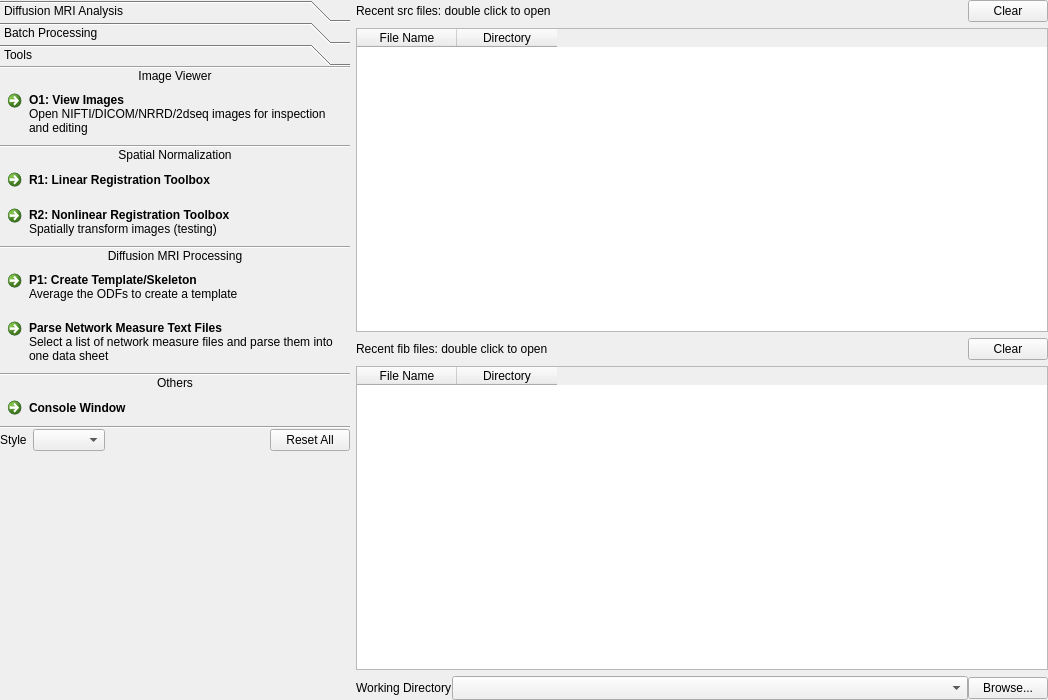
First picture: the form in mainwindow.ui, repository frankyeh/DSI-Studio, before the edit.
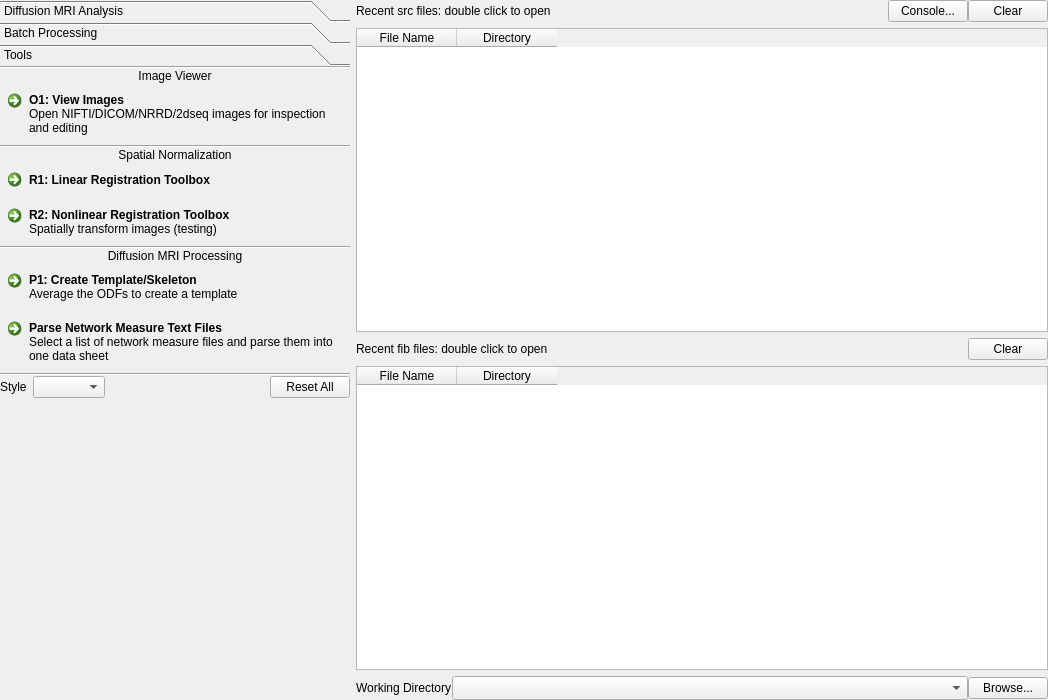
Second picture: the form after the edit. Icons and pictures are not drawn.

```diff
--- a/mainwindow.ui
+++ b/mainwindow.ui
@@ -535,30 +535,6 @@
           </property>
          </widget>
         </item>
-        <item>
-         <widget class="QLabel" name="label_6">
-          <property name="text">
-           <string>Others</string>
-          </property>
-          <property name="alignment">
-           <set>Qt::AlignCenter</set>
-          </property>
-         </widget>
-        </item>
-        <item>
-         <widget class="QCommandLinkButton" name="console">
-          <property name="text">
-           <string>Console Window</string>
-          </property>
-         </widget>
-        </item>
-        <item>
-         <widget class="Line" name="line_2">
-          <property name="orientation">
-           <enum>Qt::Horizontal</enum>
-          </property>
-         </widget>
-        </item>
         <item>
          <layout class="QHBoxLayout" name="horizontalLayout_6">
           <property name="topMargin">
@@ -695,6 +671,13 @@
            </property>
           </spacer>
          </item>
+         <item>
+          <widget class="QPushButton" name="console">
+           <property name="text">
+            <string>Console...</string>
+           </property>
+          </widget>
+         </item>
          <item>
           <widget class="QPushButton" name="clear_src_history">
            <property name="sizePolicy">
```
